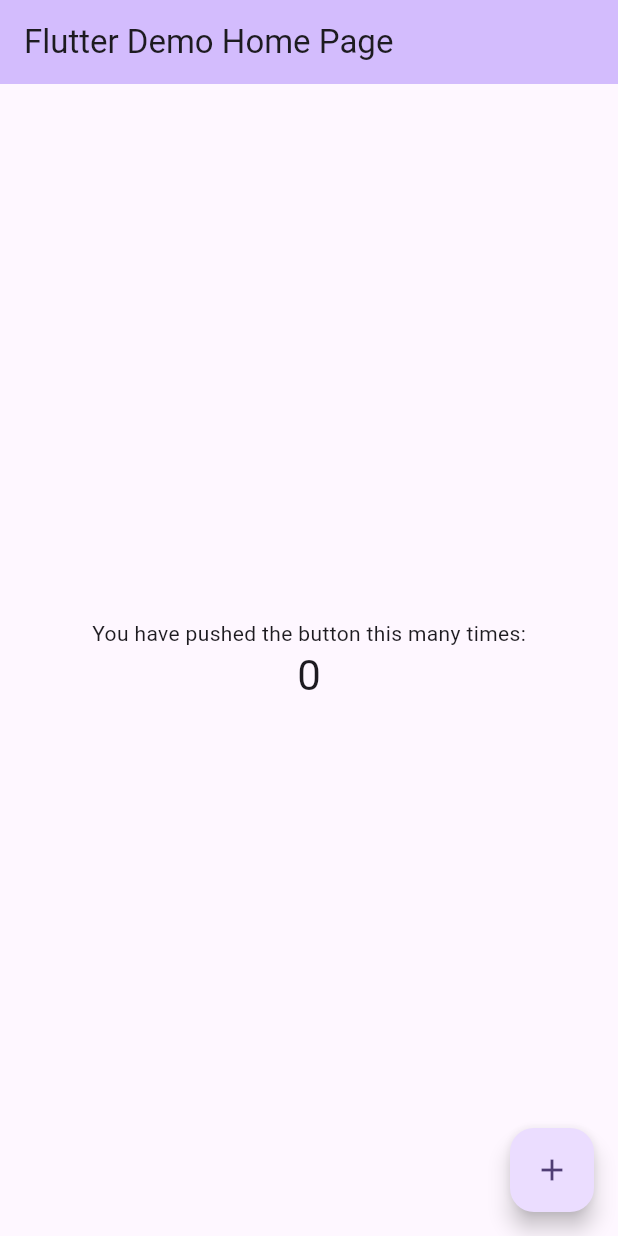
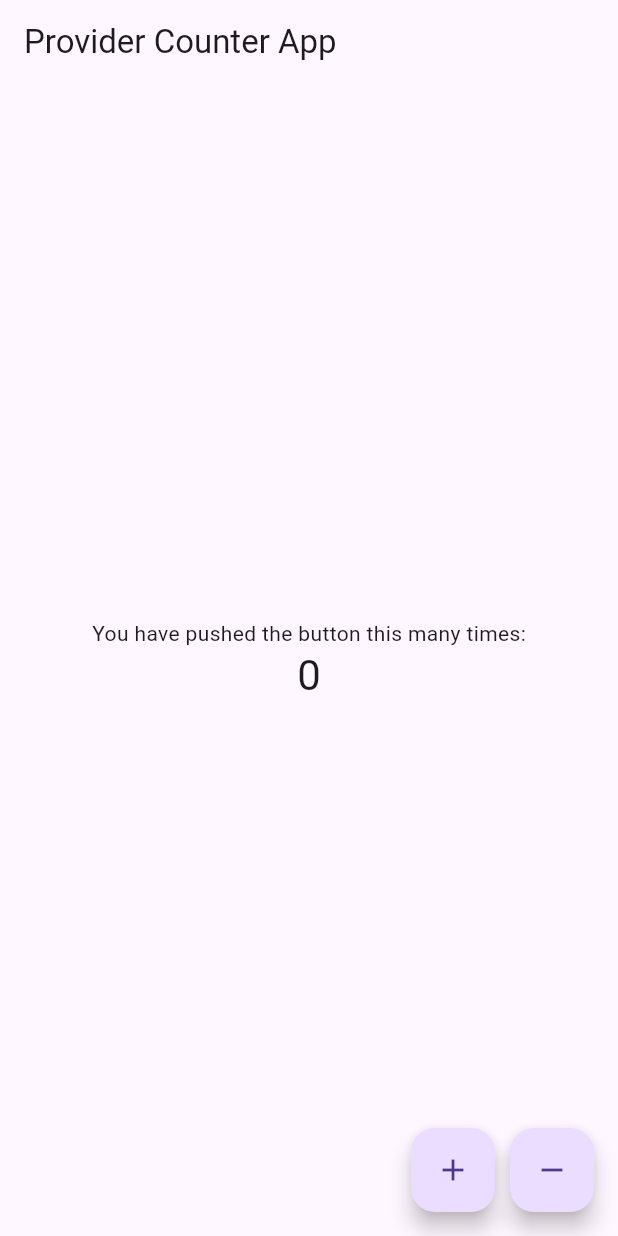
Before and after one commit to aahmad8727/counter, a Flutter app: the screen it shows after launch, on a phone screen of 412 x 824 dp. Run offline on Flutter 3.47's test engine with Material 3 defaults, Android fonts, the phone set to English and light mode, and no system bars.

```diff
--- a/counter_app/lib/main.dart
+++ b/counter_app/lib/main.dart
@@ -1,122 +1,87 @@
 import 'package:flutter/material.dart';
+import 'package:provider/provider.dart';
 
 void main() {
-  runApp(const MyApp());
+  runApp(
+    ChangeNotifierProvider(
+      create: (context) => Counter(),
+      child: const MyApp(),
+    ),
+  );
+}
+
+class Counter with ChangeNotifier {
+  int value = 0;
+
+  void increment() {
+    value += 1;
+    notifyListeners();
+  }
+
+  // Decrement function
+  void decrement() {
+    if (value > 0) {
+      value -= 1;
+      notifyListeners();
+    }
+  }
 }
 
 class MyApp extends StatelessWidget {
   const MyApp({super.key});
 
-  // This widget is the root of your application.
   @override
   Widget build(BuildContext context) {
     return MaterialApp(
       title: 'Flutter Demo',
       theme: ThemeData(
-        // This is the theme of your application.
-        //
-        // TRY THIS: Try running your application with "flutter run". You'll see
-        // the application has a purple toolbar. Then, without quitting the app,
-        // try changing the seedColor in the colorScheme below to Colors.green
-        // and then invoke "hot reload" (save your changes or press the "hot
-        // reload" button in a Flutter-supported IDE, or press "r" if you used
-        // the command line to start the app).
-        //
-        // Notice that the counter didn't reset back to zero; the application
-        // state is not lost during the reload. To reset the state, use hot
-        // restart instead.
-        //
-        // This works for code too, not just values: Most code changes can be
-        // tested with just a hot reload.
-        colorScheme: ColorScheme.fromSeed(seedColor: Colors.deepPurple),
+        primarySwatch: Colors.blue,
+        useMaterial3: true,
       ),
-      home: const MyHomePage(title: 'Flutter Demo Home Page'),
+      home: const MyHomePage(),
     );
   }
 }
 
-class MyHomePage extends StatefulWidget {
-  const MyHomePage({super.key, required this.title});
-
-  // This widget is the home page of your application. It is stateful, meaning
-  // that it has a State object (defined below) that contains fields that affect
-  // how it looks.
-
-  // This class is the configuration for the state. It holds the values (in this
-  // case the title) provided by the parent (in this case the App widget) and
-  // used by the build method of the State. Fields in a Widget subclass are
-  // always marked "final".
-
-  final String title;
-
-  @override
-  State<MyHomePage> createState() => _MyHomePageState();
-}
-
-class _MyHomePageState extends State<MyHomePage> {
-  int _counter = 0;
-
-  void _incrementCounter() {
-    setState(() {
-      // This call to setState tells the Flutter framework that something has
-      // changed in this State, which causes it to rerun the build method below
-      // so that the display can reflect the updated values. If we changed
-      // _counter without calling setState(), then the build method would not be
-      // called again, and so nothing would appear to happen.
-      _counter++;
-    });
-  }
+class MyHomePage extends StatelessWidget {
+  const MyHomePage({super.key});
 
   @override
   Widget build(BuildContext context) {
-    // This method is rerun every time setState is called, for instance as done
-    // by the _incrementCounter method above.
-    //
-    // The Flutter framework has been optimized to make rerunning build methods
-    // fast, so that you can just rebuild anything that needs updating rather
-    // than having to individually change instances of widgets.
     return Scaffold(
       appBar: AppBar(
-        // TRY THIS: Try changing the color here to a specific color (to
-        // Colors.amber, perhaps?) and trigger a hot reload to see the AppBar
-        // change color while the other colors stay the same.
-        backgroundColor: Theme.of(context).colorScheme.inversePrimary,
-        // Here we take the value from the MyHomePage object that was created by
-        // the App.build method, and use it to set our appbar title.
-        title: Text(widget.title),
+        title: const Text('Provider Counter App'),
       ),
       body: Center(
-        // Center is a layout widget. It takes a single child and positions it
-        // in the middle of the parent.
         child: Column(
-          // Column is also a layout widget. It takes a list of children and
-          // arranges them vertically. By default, it sizes itself to fit its
-          // children horizontally, and tries to be as tall as its parent.
-          //
-          // Column has various properties to control how it sizes itself and
-          // how it positions its children. Here we use mainAxisAlignment to
-          // center the children vertically; the main axis here is the vertical
-          // axis because Columns are vertical (the cross axis would be
-          // horizontal).
-          //
-          // TRY THIS: Invoke "debug painting" (choose the "Toggle Debug Paint"
-          // action in the IDE, or press "p" in the console), to see the
-          // wireframe for each widget.
           mainAxisAlignment: MainAxisAlignment.center,
-          children: <Widget>[
+          children: [
             const Text('You have pushed the button this many times:'),
-            Text(
-              '$_counter',
-              style: Theme.of(context).textTheme.headlineMedium,
+            Consumer<Counter>(
+              builder: (context, counter, child) => Text(
+                '${counter.value}',
+                style: Theme.of(context).textTheme.headlineMedium,
+              ),
             ),
           ],
         ),
       ),
-      floatingActionButton: FloatingActionButton(
-        onPressed: _incrementCounter,
-        tooltip: 'Increment',
-        child: const Icon(Icons.add),
-      ), // This trailing comma makes auto-formatting nicer for build methods.
+      floatingActionButton: Row(
+        mainAxisAlignment: MainAxisAlignment.end,
+        children: <Widget>[
+          FloatingActionButton(
+            onPressed: () => context.read<Counter>().increment(),
+            tooltip: 'Increment',
+            child: const Icon(Icons.add),
+          ),
+          const SizedBox(width: 10), // Space between buttons
+          FloatingActionButton(
+            onPressed: () => context.read<Counter>().decrement(),
+            tooltip: 'Decrement',
+            child: const Icon(Icons.remove),
+          ),
+        ],
+      ),
     );
   }
 }
```
Also changed, not shown: state/analysis_options.yaml (added, +28 -0 lines), state/lib/main.dart (added, +190 -0 lines), state/pubspec.yaml (added, +89 -0 lines), state/pubspec.lock (added), 125 other files.
